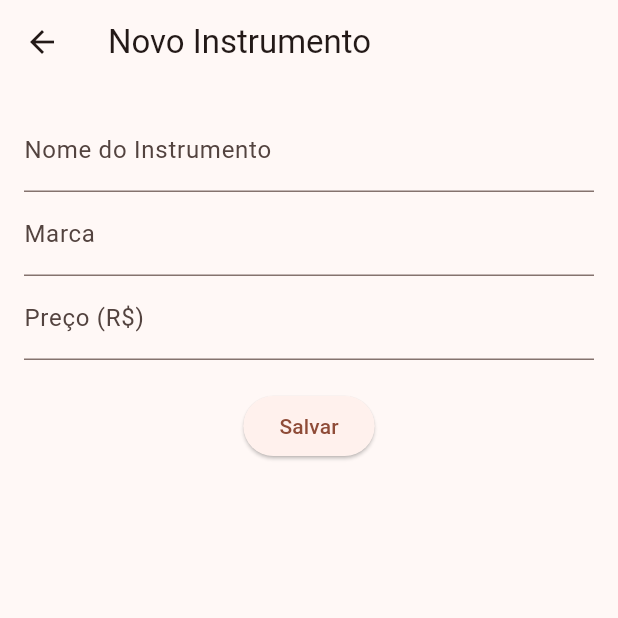
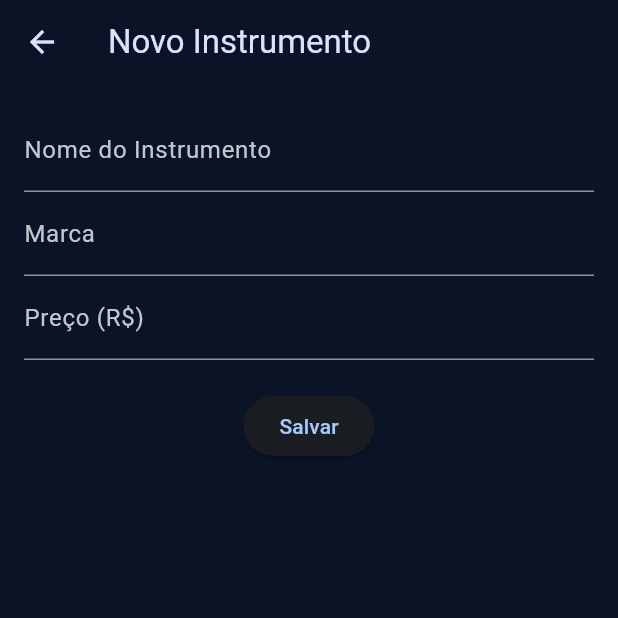
Before and after one commit to S-thetheus-W/loja-de-instrumentos-musicais, a Flutter app: the screen it shows after launch, after a tap on the "add" icon, on a phone screen of 412 x 824 dp, the top half of it. Run offline on Flutter 3.47's test engine with Material 3 defaults, Android fonts, the phone set to English and light mode, and no system bars.

Commit message:
Atualiza interface e adiciona imagens dos instrumentos

```diff
--- a/lib/main.dart
+++ b/lib/main.dart
@@ -14,9 +14,27 @@ class MyApp extends StatelessWidget {
       title: 'Loja de Instrumentos',
       debugShowCheckedModeBanner: false,
       theme: ThemeData(
-        colorScheme: ColorScheme.fromSeed(seedColor: Colors.deepOrange),
-        useMaterial3: true,
-      ),
+      useMaterial3: true,
+      brightness: Brightness.dark,
+
+      colorScheme: ColorScheme.fromSeed(
+    seedColor: const Color(0xFFA4C9FF),
+    brightness: Brightness.dark,
+  ),
+
+    scaffoldBackgroundColor: const Color(0xFF0B1326),
+
+    appBarTheme: const AppBarTheme(
+    backgroundColor: Colors.transparent,
+    foregroundColor: Color(0xFFDAE2FD),
+    elevation: 0,
+  ),
+
+  floatingActionButtonTheme: const FloatingActionButtonThemeData(
+    backgroundColor: Color(0xFFA4C9FF),
+    foregroundColor: Color(0xFF0B1326),
+  ),
+),
       home: const HomePage(),
     );
   }
--- a/lib/models/instrumento.dart
+++ b/lib/models/instrumento.dart
@@ -6,6 +6,7 @@ class Instrumento {
   final double preco;
   final DateTime dataFabricacao;
   final bool emEstoque;
+  final String imagemUrl;
 
   Instrumento({
     required this.nome,
@@ -13,6 +14,7 @@ class Instrumento {
     required this.preco,
     required this.dataFabricacao,
     this.emEstoque = true,
+    this.imagemUrl = '',
   });
 
   String ficha() {
--- a/lib/screens/home_page.dart
+++ b/lib/screens/home_page.dart
@@ -22,12 +22,12 @@ class _HomePageState extends State<HomePage> {
     _estante = EstanteVirtual(
       nomeCategoria: 'Showroom',
       instrumentosIniciais: [
-        Instrumento(nome: 'Violão Aço', marca: 'Takamine', preco: 2500.0, dataFabricacao: DateTime.now()),
-        Instrumento(nome: 'Guitarra SG', marca: 'Gibson', preco: 7800.0, dataFabricacao: DateTime.now()),
-        Instrumento(nome: 'Contrabasso', marca: 'Fender', preco: 4200.0, dataFabricacao: DateTime.now()),
-        Instrumento(nome: 'Teclado Synth', marca: 'Yamaha', preco: 3100.0, dataFabricacao: DateTime.now()),
-        Instrumento(nome: 'Bateria', marca: 'Pearl', preco: 5600.0, dataFabricacao: DateTime.now()),
-        Instrumento(nome: 'Saxofone', marca: 'Eagle', preco: 3900.0, dataFabricacao: DateTime.now()),
+        Instrumento(nome: 'Violão Aço', marca: 'Takamine', preco: 2500.0, dataFabricacao: DateTime.now(), imagemUrl: 'assets/instrumentos/violao.jpg',),
+        Instrumento(nome: 'Guitarra SG', marca: 'Gibson', preco: 7800.0, dataFabricacao: DateTime.now(), imagemUrl: 'assets/instrumentos/guitarra.jpg',),
+        Instrumento(nome: 'Contrabasso', marca: 'Fender', preco: 4200.0, dataFabricacao: DateTime.now(), imagemUrl: 'assets/instrumentos/contrabaixo.jpg',),
+        Instrumento(nome: 'Teclado Synth', marca: 'Yamaha', preco: 3100.0, dataFabricacao: DateTime.now(), imagemUrl: 'assets/instrumentos/teclado.jpg',),
+        Instrumento(nome: 'Bateria', marca: 'Pearl', preco: 5600.0, dataFabricacao: DateTime.now(), imagemUrl: 'assets/instrumentos/bateria.jpg',),
+        Instrumento(nome: 'Saxofone', marca: 'Eagle', preco: 3900.0, dataFabricacao: DateTime.now(), imagemUrl: 'assets/instrumentos/saxofone.jpg',),
       ],
     );
   }
@@ -50,25 +50,77 @@ class _HomePageState extends State<HomePage> {
     // Ex. 5: Scaffold, AppBar, Column com main/cross axis alignment
     return Scaffold(
   appBar: AppBar(
-        title: const Text('Loja de Instrumentos'),
-        backgroundColor: Colors.deepOrange,
-        foregroundColor: Colors.white,
+    title: const Row(
+      children: [
+        Icon(
+          Icons.music_note,
+          color: Color(0xFFA4C9FF),
         ),
-      body: Column(
+        SizedBox(width: 10),
+        Text(
+          'Loja de Instrumentos',
+          style: TextStyle(
+            fontWeight: FontWeight.w600,
+          ),
+        ),
+      ],
+    ),
+  ),
+      body: Container(
+  decoration: const BoxDecoration(
+    gradient: LinearGradient(
+      begin: Alignment.topLeft,
+      end: Alignment.bottomRight,
+      colors: [
+        Color(0xFF0B1326),
+        Color(0xFF102A38),
+      ],
+    ),
+  ),
+  child: Column(
         mainAxisAlignment: MainAxisAlignment.start,
         crossAxisAlignment: CrossAxisAlignment.stretch,
         children: [
           // Banner com total do exercício 4
-          Container(
-            padding: const EdgeInsets.all(16),
-            color: Colors.deepOrange.shade50,
-            child: Row(
-              mainAxisAlignment: MainAxisAlignment.spaceBetween,
+          Padding(
+  padding: const EdgeInsets.fromLTRB(40, 32, 40, 24),
+  child: Column(
+    crossAxisAlignment: CrossAxisAlignment.start,
     children: [
-                Text('Qtd: ${_estante.quantidadeItens}', style: const TextStyle(fontWeight: FontWeight.bold)),
+      const Text(
+        'Coleção Acadêmica',
+        style: TextStyle(
+          fontSize: 32,
+          fontWeight: FontWeight.bold,
+          color: Color(0xFFDAE2FD),
+        ),
+      ),
+      const SizedBox(height: 8),
+      Row(
+        children: [
           Text(
-                  'Total: R\$ ${_estante.valorTotalEstoque.toStringAsFixed(2)}',
-                  style: const TextStyle(fontWeight: FontWeight.bold, color: Colors.deepOrange),
+            '${_estante.quantidadeItens} instrumentos cadastrados',
+            style: const TextStyle(
+              fontSize: 14,
+              color: Color(0xFFC1C7D3),
+            ),
+          ),
+          const SizedBox(width: 18),
+          const Text(
+            '•',
+            style: TextStyle(
+              color: Color(0xFF6F7787),
+            ),
+          ),
+          const SizedBox(width: 18),
+          Text(
+            'Valor total: R\$ ${_estante.valorTotalEstoque.toStringAsFixed(2)}',
+            style: const TextStyle(
+              fontSize: 14,
+              color: Color(0xFFA4C9FF),
+            ),
+          ),
+        ],
       ),
     ],
   ),
@@ -76,17 +128,31 @@ class _HomePageState extends State<HomePage> {
 
           // Ex. 7: Expanded envolve a ListView.builder para evitar estouro de tela
           Expanded(
-            child: ListView.builder(
+         child: Center(
+        child: ConstrainedBox(
+        constraints: const BoxConstraints(
+        maxWidth: 1000,
+      ),
+        child: GridView.builder(
+        padding: const EdgeInsets.fromLTRB(24, 8, 24, 24),
         itemCount: _estante.instrumentos.length,
+        gridDelegate: const SliverGridDelegateWithFixedCrossAxisCount(
+          crossAxisCount: 3,
+          crossAxisSpacing: 16,
+          mainAxisSpacing: 16,
+          childAspectRatio: 1.15,
+        ),
         itemBuilder: (context, index) {
           final item = _estante.instrumentos[index];
+
           return CartaoInstrumento(
             instrumento: item,
             onTap: () {
-                    // Ex. 8: Navegação com passagem de objeto
               Navigator.of(context).push(
                 MaterialPageRoute(
-                        builder: (context) => DetalhePage(instrumento: item),
+                  builder: (context) => DetalhePage(
+                    instrumento: item,
+                  ),
                 ),
               );
             },
@@ -94,12 +160,14 @@ class _HomePageState extends State<HomePage> {
         },
       ),
     ),
+  ),
+),
                 ],
+      ),
     ),
     floatingActionButton: FloatingActionButton(
     onPressed: _abrirCadastro,
-        backgroundColor: Colors.deepOrange,
-        child: const Icon(Icons.add, color: Colors.white),
+    child: const Icon(Icons.add),
   ),
     );
   }
--- a/lib/screens/widgets/cartao_instrumento.dart
+++ b/lib/screens/widgets/cartao_instrumento.dart
@@ -1,7 +1,7 @@
 import 'package:flutter/material.dart';
 import '../../models/instrumento.dart';
 
-class CartaoInstrumento extends StatelessWidget {
+class CartaoInstrumento extends StatefulWidget {
   final Instrumento instrumento;
   final VoidCallback onTap;
 
@@ -12,44 +12,122 @@ class CartaoInstrumento extends StatelessWidget {
   });
 
   @override
+State<CartaoInstrumento> createState() => _CartaoInstrumentoState();
+}
+
+class _CartaoInstrumentoState extends State<CartaoInstrumento> {
+  bool _hover = false;
+
+  @override
   Widget build(BuildContext context) {
-    return GestureDetector(
-      onTap: onTap,
-      child: Container(
-        margin: const EdgeInsets.symmetric(horizontal: 16, vertical: 6),
+    return MouseRegion(
+  cursor: SystemMouseCursors.click,
+  onEnter: (_) {
+    setState(() {
+      _hover = true;
+    });
+  },
+  onExit: (_) {
+    setState(() {
+      _hover = false;
+    });
+  },
+  child: GestureDetector(
+    onTap: widget.onTap,
+      child: AnimatedContainer(
+  margin: const EdgeInsets.all(4),
+  duration: const Duration(milliseconds: 180),
+transform: Matrix4.translationValues(
+  0,
+  _hover ? -4 : 0,
+  0,
+),
+
+  decoration: BoxDecoration(
+  color: _hover
+      ? const Color(0xFF1B2940)
+      : const Color(0xFF172033),
+  borderRadius: BorderRadius.circular(14),
+  border: Border.all(
+    color: _hover
+        ? const Color(0xFF607A96)
+        : const Color(0xFF414751),
+    width: 1,
+  ),
+  boxShadow: _hover
+      ? const [
+          BoxShadow(
+            color: Colors.black26,
+            blurRadius: 12,
+            offset: Offset(0, 4),
+          ),
+        ]
+      : [],
+),
+  child: Column(
+    crossAxisAlignment: CrossAxisAlignment.start,
+    children: [
+      Expanded(
+        child: Container(
+          width: double.infinity,
+          decoration: const BoxDecoration(
+            color: Color(0xFF101A2A),
+            borderRadius: BorderRadius.only(
+              topLeft: Radius.circular(14),
+              topRight: Radius.circular(14),
+            ),
+          ),
+          child: ClipRRect(
+         borderRadius: const BorderRadius.only(
+         topLeft: Radius.circular(14),
+         topRight: Radius.circular(14),
+      ),
+      child: Image.asset(
+       widget.instrumento.imagemUrl,
+       width: double.infinity,
+       height: double.infinity,
+       fit: BoxFit.cover,
+  ),
+),
+        ),
+      ),
+      Padding(
         padding: const EdgeInsets.all(16),
-        decoration: BoxDecoration(
-          color: Colors.white,
-          borderRadius: BorderRadius.circular(8),
-          border: Border.all(color: Colors.grey.shade300),
-          boxShadow: const [
-            BoxShadow(
-              color: Colors.black12,
-              blurRadius: 4,
-              offset: Offset(0, 2),
+        child: Column(
+          crossAxisAlignment: CrossAxisAlignment.start,
+          children: [
+            Text(
+              widget.instrumento.nome,
+              style: const TextStyle(
+                fontSize: 17,
+                fontWeight: FontWeight.w600,
+                color: Color(0xFFDAE2FD),
+              ),
             ),
-          ],
-        ),
-        child: Row(
-          mainAxisAlignment: MainAxisAlignment.spaceBetween,
-          children: [
-            Column(
-              crossAxisAlignment: CrossAxisAlignment.start,
-              children: [
-                Text(
-                  instrumento.nome,
-                  style: const TextStyle(fontWeight: FontWeight.bold, fontSize: 16),
-                ),
-                Text('Marca: ${instrumento.marca}'),
-              ],
+            const SizedBox(height: 4),
+            Text(
+              widget.instrumento.marca.toUpperCase(),
+              style: const TextStyle(
+                fontSize: 12,
+                color: Color(0xFFC1C7D3),
+              ),
             ),
+            const SizedBox(height: 12),
             Text(
-              'R\$ ${instrumento.preco.toStringAsFixed(2)}',
-              style: const TextStyle(fontWeight: FontWeight.bold, color: Colors.deepOrange),
+              'R\$ ${widget.instrumento.preco.toStringAsFixed(2)}',
+              style: const TextStyle(
+                fontSize: 16,
+                fontWeight: FontWeight.w600,
+                color: Color(0xFFA4C9FF),
+              ),
             ),
           ],
         ),
       ),
+    ],
+  ),
+),
+  ),
     );
   }
 }
--- a/pubspec.yaml
+++ b/pubspec.yaml
@@ -20,3 +20,5 @@ dev_dependencies:
 
 flutter:
   uses-material-design: true
+  assets:
+    - assets/instrumentos/
```
Also changed, not shown: assets/instrumentos/bateria.jpg (added), assets/instrumentos/contrabaixo.jpg (added), assets/instrumentos/guitarra.jpg (added), assets/instrumentos/saxofone.jpg (added), assets/instrumentos/teclado.jpg (added), assets/instrumentos/violao.jpg (added), 18 other files. Lines whose indentation alone changed are shown as unchanged.
